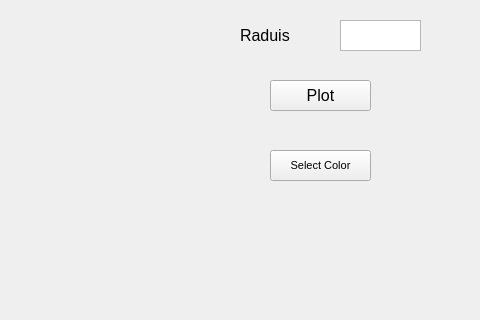
RohanDoshi21/SE_PICT_SEM3, file OOP_CG_Lab/Assignment6A/mainwindow.ui: the form before one commit; both pictures show x 320 to 800 and y 159 to 479 of the 800 by 600 pixel window.
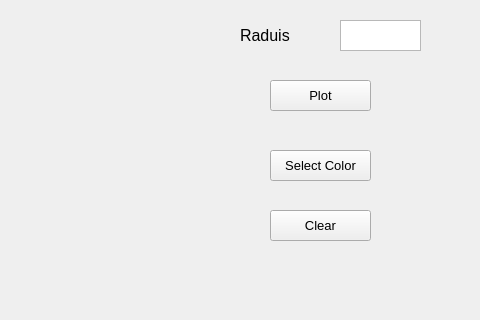
The form after the commit.

Commit message: Added clear button

Patch:
```diff
--- a/OOP_CG_Lab/Assignment6A/mainwindow.ui
+++ b/OOP_CG_Lab/Assignment6A/mainwindow.ui
@@ -38,7 +38,7 @@
     </property>
     <property name="font">
      <font>
-      <pointsize>12</pointsize>
+      <pointsize>10</pointsize>
      </font>
     </property>
     <property name="text">
@@ -140,13 +140,31 @@
     </property>
     <property name="font">
      <font>
-      <pointsize>8</pointsize>
+      <pointsize>10</pointsize>
      </font>
     </property>
     <property name="text">
      <string>Select Color</string>
     </property>
    </widget>
+   <widget class="QPushButton" name="pushButton_3">
+    <property name="geometry">
+     <rect>
+      <x>590</x>
+      <y>350</y>
+      <width>101</width>
+      <height>31</height>
+     </rect>
+    </property>
+    <property name="font">
+     <font>
+      <pointsize>10</pointsize>
+     </font>
+    </property>
+    <property name="text">
+     <string>Clear</string>
+    </property>
+   </widget>
   </widget>
   <widget class="QMenuBar" name="menubar">
    <property name="geometry">
```
The commit also changes 2 other files.
